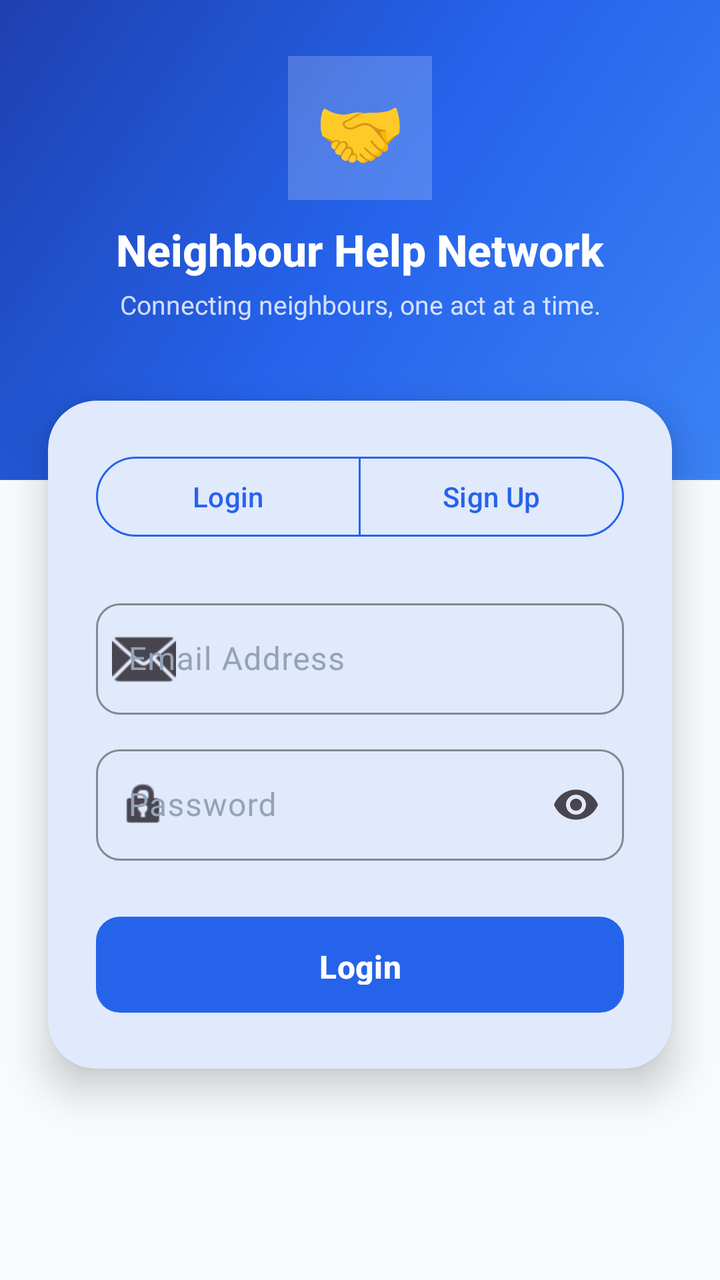
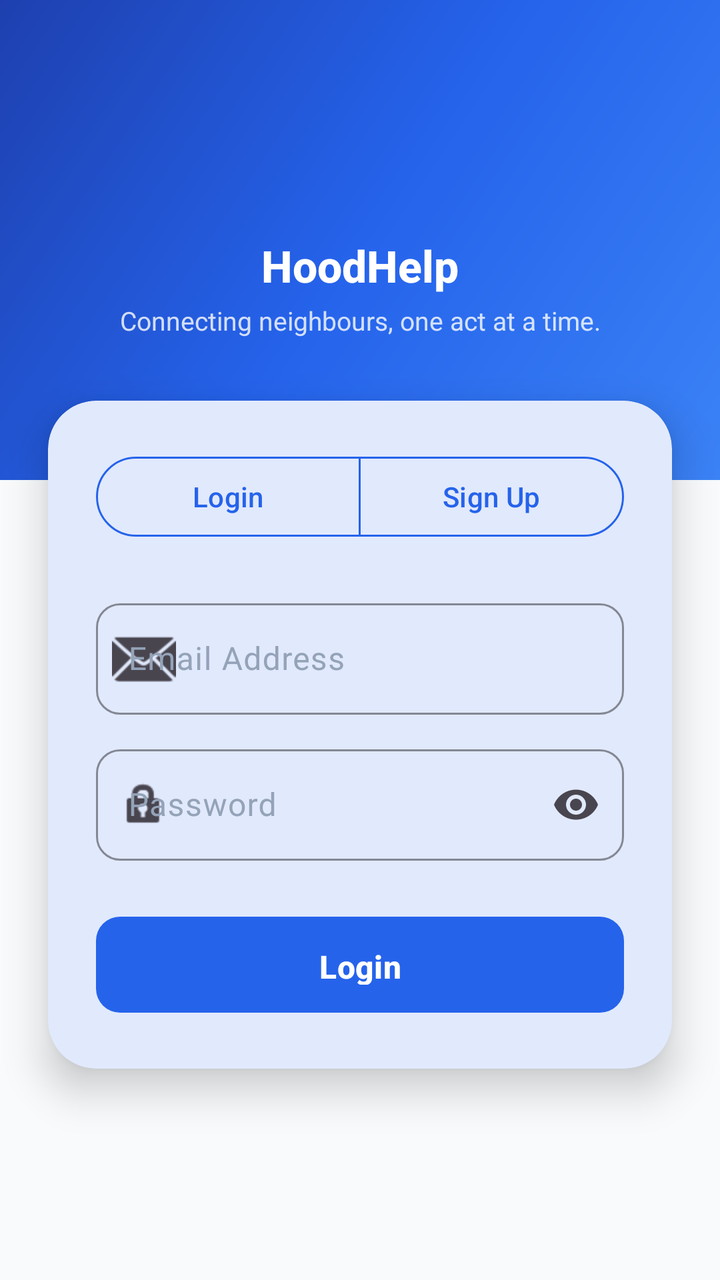

Screens rendered from an Android XML layout before and after an edit, with the pre-edit source and the edit as a unified diff.
<!-- AndroidManifest.xml: application theme Theme.NeighbourHelpNetwork -->
<!-- res/layout/activity_auth.xml -->
<?xml version="1.0" encoding="utf-8"?>
<androidx.core.widget.NestedScrollView
    xmlns:android="http://schemas.android.com/apk/res/android"
    xmlns:app="http://schemas.android.com/apk/res-auto"
    android:layout_width="match_parent"
    android:layout_height="match_parent"
    android:background="@color/colorBackground"
    android:fillViewport="true"
    android:overScrollMode="never">

    <androidx.constraintlayout.widget.ConstraintLayout
        android:layout_width="match_parent"
        android:layout_height="wrap_content">

        
        <View
            android:id="@+id/viewHeader"
            android:layout_width="0dp"
            android:layout_height="240dp"
            android:background="@drawable/gradient_header"
            app:layout_constraintEnd_toEndOf="parent"
            app:layout_constraintStart_toStartOf="parent"
            app:layout_constraintTop_toTopOf="parent" />

        
        <TextView
            android:id="@+id/tvAppIcon"
            android:layout_width="72dp"
            android:layout_height="72dp"
            android:layout_marginTop="28dp"
            android:background="#33FFFFFF"
            android:gravity="center"
            android:text="🤝"
            android:textSize="36sp"
            app:layout_constraintEnd_toEndOf="parent"
            app:layout_constraintStart_toStartOf="parent"
            app:layout_constraintTop_toTopOf="@id/viewHeader"
            app:layout_constraintVertical_chainStyle="packed"
            app:layout_constraintBottom_toTopOf="@id/tvAppName" />

        
        <TextView
            android:id="@+id/tvAppName"
            android:layout_width="wrap_content"
            android:layout_height="wrap_content"
            android:layout_marginTop="10dp"
            android:fontFamily="sans-serif-medium"
            android:text="@string/app_name"
            android:textColor="@color/colorTextOnDark"
            android:textSize="22sp"
            android:textStyle="bold"
            app:layout_constraintEnd_toEndOf="parent"
            app:layout_constraintStart_toStartOf="parent"
            app:layout_constraintTop_toBottomOf="@id/tvAppIcon" />

        
        <TextView
            android:id="@+id/tvTagline"
            android:layout_width="wrap_content"
            android:layout_height="wrap_content"
            android:layout_marginTop="4dp"
            android:alpha="0.8"
            android:fontFamily="sans-serif"
            android:text="@string/app_tagline"
            android:textColor="@color/colorTextOnDark"
            android:textSize="13sp"
            app:layout_constraintEnd_toEndOf="parent"
            app:layout_constraintStart_toStartOf="parent"
            app:layout_constraintTop_toBottomOf="@id/tvAppName" />

        
        <com.google.android.material.card.MaterialCardView
            android:id="@+id/cardAuth"
            style="@style/Widget.NHN.Card"
            android:layout_width="0dp"
            android:layout_height="wrap_content"
            android:layout_marginStart="24dp"
            android:layout_marginTop="-40dp"
            android:layout_marginEnd="24dp"
            android:layout_marginBottom="32dp"
            app:cardCornerRadius="24dp"
            app:cardElevation="12dp"
            app:layout_constraintEnd_toEndOf="parent"
            app:layout_constraintStart_toStartOf="parent"
            app:layout_constraintTop_toBottomOf="@id/viewHeader">

            <LinearLayout
                android:layout_width="match_parent"
                android:layout_height="wrap_content"
                android:orientation="vertical"
                android:padding="24dp">

                
                <com.google.android.material.button.MaterialButtonToggleGroup
                    android:id="@+id/toggleGroup"
                    android:layout_width="match_parent"
                    android:layout_height="wrap_content"
                    android:layout_marginBottom="24dp"
                    app:selectionRequired="true"
                    app:singleSelection="true">

                    <com.google.android.material.button.MaterialButton
                        android:id="@+id/btnTabLogin"
                        style="@style/Widget.Material3.Button.OutlinedButton"
                        android:layout_width="0dp"
                        android:layout_height="48dp"
                        android:layout_weight="1"
                        android:text="@string/label_login"
                        android:textColor="@color/colorPrimary"
                        android:textSize="14sp"
                        android:textAllCaps="false"
                        app:strokeColor="@color/colorPrimary" />

                    <com.google.android.material.button.MaterialButton
                        android:id="@+id/btnTabSignup"
                        style="@style/Widget.Material3.Button.OutlinedButton"
                        android:layout_width="0dp"
                        android:layout_height="48dp"
                        android:layout_weight="1"
                        android:text="@string/label_signup"
                        android:textColor="@color/colorPrimary"
                        android:textSize="14sp"
                        android:textAllCaps="false"
                        app:strokeColor="@color/colorPrimary" />

                </com.google.android.material.button.MaterialButtonToggleGroup>

                
                <LinearLayout
                    android:id="@+id/layoutLogin"
                    android:layout_width="match_parent"
                    android:layout_height="wrap_content"
                    android:orientation="vertical"
                    android:visibility="visible">

                    <com.google.android.material.textfield.TextInputLayout
                        android:id="@+id/tilLoginEmail"
                        style="@style/Widget.NHN.TextInputLayout"
                        android:layout_width="match_parent"
                        android:layout_height="wrap_content"
                        android:layout_marginBottom="12dp"
                        android:hint="@string/hint_email"
                        app:startIconDrawable="@android:drawable/ic_dialog_email">

                        <com.google.android.material.textfield.TextInputEditText
                            android:id="@+id/etLoginEmail"
                            android:layout_width="match_parent"
                            android:layout_height="wrap_content"
                            android:imeOptions="actionNext"
                            android:inputType="textEmailAddress"
                            android:maxLines="1" />
                    </com.google.android.material.textfield.TextInputLayout>

                    <com.google.android.material.textfield.TextInputLayout
                        android:id="@+id/tilLoginPassword"
                        style="@style/Widget.NHN.TextInputLayout"
                        android:layout_width="match_parent"
                        android:layout_height="wrap_content"
                        android:layout_marginBottom="24dp"
                        android:hint="@string/hint_password"
                        app:endIconMode="password_toggle"
                        app:startIconDrawable="@android:drawable/ic_lock_idle_lock">

                        <com.google.android.material.textfield.TextInputEditText
                            android:id="@+id/etLoginPassword"
                            android:layout_width="match_parent"
                            android:layout_height="wrap_content"
                            android:imeOptions="actionDone"
                            android:inputType="textPassword"
                            android:maxLines="1" />
                    </com.google.android.material.textfield.TextInputLayout>

                    <com.google.android.material.button.MaterialButton
                        android:id="@+id/btnLogin"
                        style="@style/Widget.NHN.Button.Primary"
                        android:layout_width="match_parent"
                        android:layout_height="56dp"
                        android:text="@string/label_login"
                        android:textAllCaps="false"
                        android:textColor="@color/colorOnPrimary" />

                </LinearLayout>

                
                <LinearLayout
                    android:id="@+id/layoutSignup"
                    android:layout_width="match_parent"
                    android:layout_height="wrap_content"
                    android:orientation="vertical"
                    android:visibility="gone">

                    <com.google.android.material.textfield.TextInputLayout
                        android:id="@+id/tilSignupName"
                        style="@style/Widget.NHN.TextInputLayout"
                        android:layout_width="match_parent"
                        android:layout_height="wrap_content"
                        android:layout_marginBottom="12dp"
                        android:hint="@string/hint_full_name">

                        <com.google.android.material.textfield.TextInputEditText
                            android:id="@+id/etSignupName"
                            android:layout_width="match_parent"
                            android:layout_height="wrap_content"
                            android:imeOptions="actionNext"
                            android:inputType="textPersonName|textCapWords"
                            android:maxLines="1" />
                    </com.google.android.material.textfield.TextInputLayout>

                    <com.google.android.material.textfield.TextInputLayout
                        android:id="@+id/tilSignupEmail"
                        style="@style/Widget.NHN.TextInputLayout"
                        android:layout_width="match_parent"
                        android:layout_height="wrap_content"
                        android:layout_marginBottom="12dp"
                        android:hint="@string/hint_email">

                        <com.google.android.material.textfield.TextInputEditText
                            android:id="@+id/etSignupEmail"
                            android:layout_width="match_parent"
                            android:layout_height="wrap_content"
                            android:imeOptions="actionNext"
                            android:inputType="textEmailAddress"
                            android:maxLines="1" />
                    </com.google.android.material.textfield.TextInputLayout>

                    <com.google.android.material.textfield.TextInputLayout
                        android:id="@+id/tilSignupPhone"
                        style="@style/Widget.NHN.TextInputLayout"
                        android:layout_width="match_parent"
                        android:layout_height="wrap_content"
                        android:layout_marginBottom="12dp"
                        android:hint="@string/hint_phone">

                        <com.google.android.material.textfield.TextInputEditText
                            android:id="@+id/etSignupPhone"
                            android:layout_width="match_parent"
                            android:layout_height="wrap_content"
                            android:imeOptions="actionNext"
                            android:inputType="phone"
                            android:maxLines="1" />
                    </com.google.android.material.textfield.TextInputLayout>

                    <com.google.android.material.textfield.TextInputLayout
                        android:id="@+id/tilSignupPassword"
                        style="@style/Widget.NHN.TextInputLayout"
                        android:layout_width="match_parent"
                        android:layout_height="wrap_content"
                        android:layout_marginBottom="12dp"
                        android:hint="@string/hint_password"
                        app:endIconMode="password_toggle">

                        <com.google.android.material.textfield.TextInputEditText
                            android:id="@+id/etSignupPassword"
                            android:layout_width="match_parent"
                            android:layout_height="wrap_content"
                            android:imeOptions="actionNext"
                            android:inputType="textPassword"
                            android:maxLines="1" />
                    </com.google.android.material.textfield.TextInputLayout>

                    <com.google.android.material.textfield.TextInputLayout
                        android:id="@+id/tilSignupConfirmPassword"
                        style="@style/Widget.NHN.TextInputLayout"
                        android:layout_width="match_parent"
                        android:layout_height="wrap_content"
                        android:layout_marginBottom="24dp"
                        android:hint="@string/hint_confirm_password"
                        app:endIconMode="password_toggle">

                        <com.google.android.material.textfield.TextInputEditText
                            android:id="@+id/etSignupConfirmPassword"
                            android:layout_width="match_parent"
                            android:layout_height="wrap_content"
                            android:imeOptions="actionDone"
                            android:inputType="textPassword"
                            android:maxLines="1" />
                    </com.google.android.material.textfield.TextInputLayout>

                    <com.google.android.material.button.MaterialButton
                        android:id="@+id/btnSignup"
                        style="@style/Widget.NHN.Button.Primary"
                        android:layout_width="match_parent"
                        android:layout_height="56dp"
                        android:text="@string/label_signup"
                        android:textAllCaps="false"
                        android:textColor="@color/colorOnPrimary" />

                </LinearLayout>

                <com.google.android.material.progressindicator.LinearProgressIndicator
                    android:id="@+id/progressAuth"
                    android:layout_width="match_parent"
                    android:layout_height="wrap_content"
                    android:layout_marginTop="16dp"
                    android:indeterminate="true"
                    android:visibility="gone"
                    app:indicatorColor="@color/colorAccent"
                    app:trackColor="@color/colorDivider" />

            </LinearLayout>
        </com.google.android.material.card.MaterialCardView>

    </androidx.constraintlayout.widget.ConstraintLayout>
</androidx.core.widget.NestedScrollView>
<!-- resources referenced by this layout -->
<resources>
  <color name="colorAccent">#059669</color>
  <color name="colorBackground">#F8FAFC</color>
  <color name="colorDivider">#E2E8F0</color>
  <color name="colorOnPrimary">#FFFFFF</color>
  <color name="colorPrimary">#2563EB</color>
  <color name="colorTextOnDark">#FFFFFF</color>
  <!-- drawable gradient_header (drawable) -->
  <?xml version="1.0" encoding="utf-8"?>
  <shape xmlns:android="http://schemas.android.com/apk/res/android"
      android:shape="rectangle">
      <gradient
          android:angle="135"
          android:centerColor="#2563EB"
          android:endColor="#1E40AF"
          android:startColor="#3B82F6"
          android:type="linear" />
  </shape>
  <string name="app_name">Neighbour Help Network</string>
  <string name="app_tagline">Connecting neighbours, one act at a time.</string>
  <string name="hint_confirm_password">Confirm Password</string>
  <string name="hint_email">Email Address</string>
  <string name="hint_full_name">Full Name</string>
  <string name="hint_password">Password</string>
  <string name="hint_phone">Phone Number</string>
  <string name="label_login">Login</string>
  <string name="label_signup">Sign Up</string>
  <style name="Widget.NHN.Button.Primary" parent="Widget.Material3.Button">
          <item name="backgroundTint">@color/colorPrimary</item>
          <item name="android:textColor">@color/colorOnPrimary</item>
          <item name="cornerRadius">12dp</item>
          <item name="android:paddingTop">14dp</item>
          <item name="android:paddingBottom">14dp</item>
          <item name="android:textStyle">bold</item>
          <item name="android:textSize">16sp</item>
      </style>
  <style name="Widget.NHN.Card" parent="Widget.Material3.CardView.Elevated">
          <item name="cardCornerRadius">20dp</item>
          <item name="cardElevation">2dp</item>
          <item name="cardBackgroundColor">@color/colorSurface</item>
      </style>
  <style name="Widget.NHN.TextInputLayout" parent="Widget.Material3.TextInputLayout.OutlinedBox">
          <item name="boxStrokeColor">@color/colorPrimary</item>
          <item name="hintTextColor">@color/colorPrimary</item>
          <item name="android:textColorHint">@color/colorTextHint</item>
          <item name="boxCornerRadiusTopStart">12dp</item>
          <item name="boxCornerRadiusTopEnd">12dp</item>
          <item name="boxCornerRadiusBottomStart">12dp</item>
          <item name="boxCornerRadiusBottomEnd">12dp</item>
      </style>
  <color name="colorSurface">#FFFFFF</color>
  <color name="colorTextHint">#94A3B8</color>
  <color name="colorSurfaceVariant">#F1F5F9</color>
  <color name="colorOnAccent">#FFFFFF</color>
  <color name="colorOnSurface">#0F172A</color>
  <color name="colorOutline">#CBD5E1</color>
  <!-- unchanged entries left out for length: 1 -->
</resources>

<!-- the commit's change to res/layout/activity_auth.xml (unified diff, before → after) -->
@@ -23,22 +23,19 @@
             app:layout_constraintTop_toTopOf="parent" />
 
         
-        <TextView
-            android:id="@+id/tvAppIcon"
-            android:layout_width="72dp"
-            android:layout_height="72dp"
+        <ImageView
+            android:id="@+id/ivAppLogo"
+            android:layout_width="80dp"
+            android:layout_height="80dp"
             android:layout_marginTop="28dp"
-            android:background="#33FFFFFF"
-            android:gravity="center"
-            android:text="🤝"
-            android:textSize="36sp"
+            android:src="@mipmap/ic_launcher"
+            android:scaleType="fitCenter"
             app:layout_constraintEnd_toEndOf="parent"
             app:layout_constraintStart_toStartOf="parent"
             app:layout_constraintTop_toTopOf="@id/viewHeader"
             app:layout_constraintVertical_chainStyle="packed"
             app:layout_constraintBottom_toTopOf="@id/tvAppName" />
 
-        
         <TextView
             android:id="@+id/tvAppName"
             android:layout_width="wrap_content"
@@ -51,9 +48,8 @@
             android:textStyle="bold"
             app:layout_constraintEnd_toEndOf="parent"
             app:layout_constraintStart_toStartOf="parent"
-            app:layout_constraintTop_toBottomOf="@id/tvAppIcon" />
-
-        
+            app:layout_constraintTop_toBottomOf="@id/ivAppLogo" />
+
         <TextView
             android:id="@+id/tvTagline"
             android:layout_width="wrap_content"
<!-- resource entries referenced after the edit -->
@@ -17,7 +17,13 @@
           android:startColor="#3B82F6"
           android:type="linear" />
   </shape>
-  <string name="app_name">Neighbour Help Network</string>
+  <!-- mipmap ic_launcher (mipmap-anydpi-v26) -->
+  <?xml version="1.0" encoding="utf-8"?>
+  <adaptive-icon xmlns:android="http://schemas.android.com/apk/res/android">
+      <background android:drawable="@drawable/ic_launcher_background"/>
+      <foreground android:drawable="@mipmap/ic_launcher_foreground"/>
+  </adaptive-icon>
+  <string name="app_name">HoodHelp</string>
   <string name="app_tagline">Connecting neighbours, one act at a time.</string>
   <string name="hint_confirm_password">Confirm Password</string>
   <string name="hint_email">Email Address</string>
@@ -49,6 +55,7 @@
           <item name="boxCornerRadiusBottomStart">12dp</item>
           <item name="boxCornerRadiusBottomEnd">12dp</item>
       </style>
+  <!-- drawable ic_launcher_background: vector/xml drawable (drawable, 4866 chars, omitted) -->
   <color name="colorSurface">#FFFFFF</color>
   <color name="colorTextHint">#94A3B8</color>
   <color name="colorSurfaceVariant">#F1F5F9</color>
